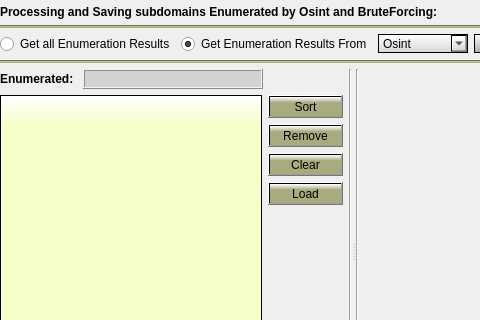
Old version of the form Gui/src/SaveTab/Save.ui in the repository 3nock/OTE; both pictures show x 0 to 480 and y 0 to 320 of the 767 by 433 pixel window.
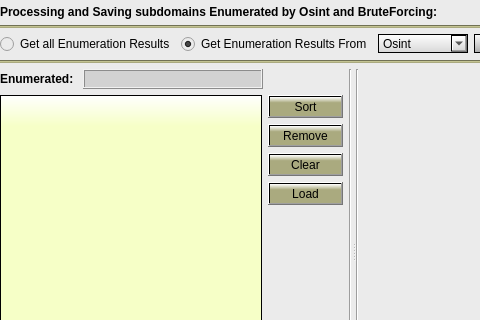
New version of the form.

What changed in the file:
```diff
--- a/Gui/src/SaveTab/Save.ui
+++ b/Gui/src/SaveTab/Save.ui
@@ -13,6 +13,10 @@
   <property name="windowTitle">
    <string>Dialog</string>
   </property>
+  <property name="styleSheet">
+   <string notr="true">background-color: rgb(235, 235, 235);
+</string>
+  </property>
   <layout class="QVBoxLayout" name="verticalLayout_3">
    <property name="leftMargin">
     <number>0</number>
```
